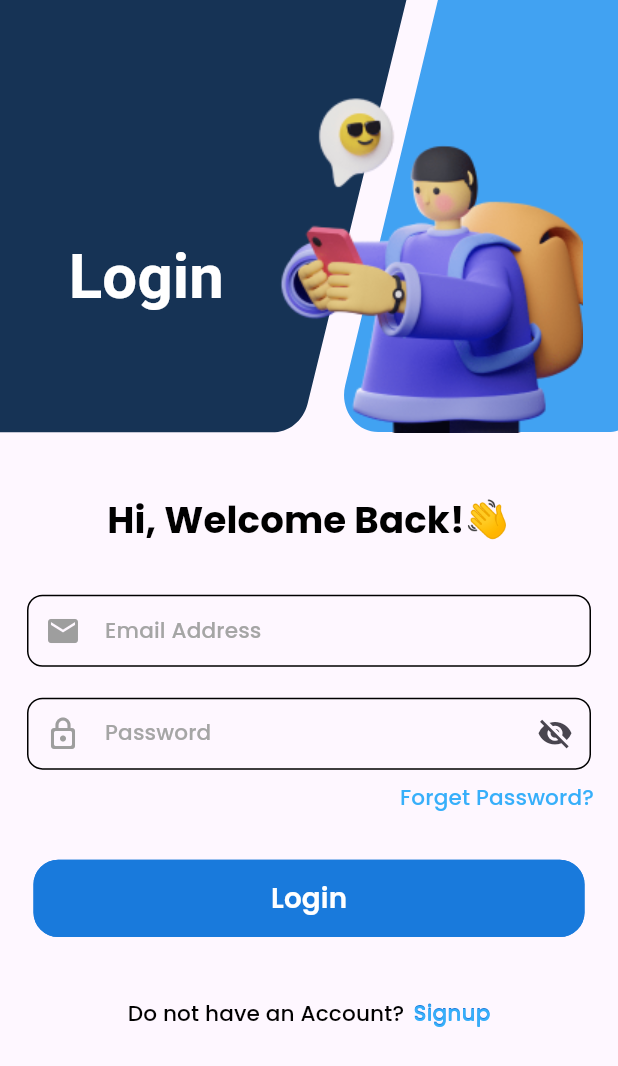
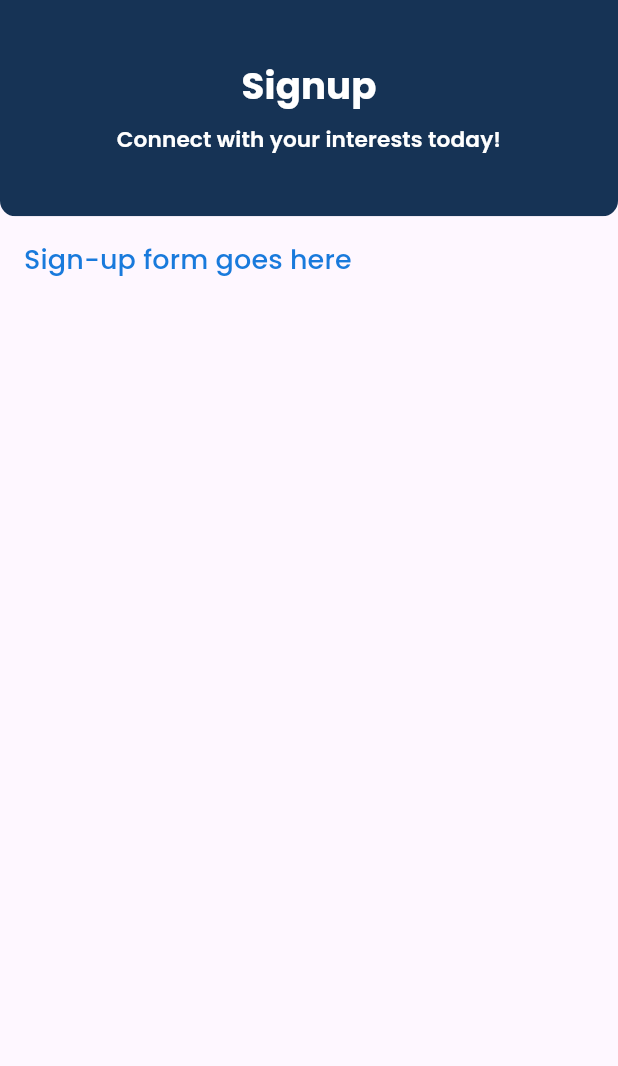
Before and after one commit to AsimAftab/student_sync, a Flutter app: the screen it shows after launch, on a phone screen of 412 x 824 dp. Shown: the top 1066 px of the screen. Run offline on Flutter 3.47's test engine with Material 3 defaults, Android fonts, the phone set to English and light mode, and no system bars; our stand-ins replace flutter_riverpod, flutter_screenutil, flutter_svg, go_router, riverpod_annotation; generated files the repository leaves out were written again; Roboto replaces fonts that are missing (Lexend).

Commit message:
Created Custom AppBar

```diff
--- a/lib/router/route_handler.dart
+++ b/lib/router/route_handler.dart
@@ -2,16 +2,18 @@ import 'package:flutter/material.dart';
 import 'package:go_router/go_router.dart';
 import 'package:student_sync/src/auth/view/login_view.dart';
 import 'package:student_sync/src/auth/view/note_view.dart';
+import 'package:student_sync/src/auth/view/signup_view.dart';
 
 // Define your routes in a Router configuration
 final GoRouter router = GoRouter(
-  initialLocation: '/login',
+  initialLocation: '/signup',
   routes: [
     GoRoute(
       path: '/',
       builder: (context, state) => const NoteListScreen(),
     ),
     GoRoute(path: '/login',builder: (context,state) => const LoginView()),
+    GoRoute(path: '/signup',builder: (context,state) => const SignUpView()),
     // Define more routes here as needed
   ],
   errorBuilder: (context, state) {
--- a/lib/src/auth/view/login_view.dart
+++ b/lib/src/auth/view/login_view.dart
@@ -112,7 +112,7 @@ class LoginView extends ConsumerWidget {
                   hintText: "Email Address",
                   hasFocusBorder: true,
                   controller: vm.emailController,
-                  errorText: loginState.emailError,
+               //   errorText: loginState.emailError,
                   // Pass emailError
                   autofillHints: const [AutofillHints.email],
                   keyboardType: TextInputType.emailAddress,
@@ -129,7 +129,7 @@ class LoginView extends ConsumerWidget {
                   controller: vm.passwordController,
                   autofillHints: const [AutofillHints.password],
                   obscureText: !loginState.isPasswordVisible,
-                  errorText: loginState.passwordError,
+                  //errorText: loginState.passwordError,
                   // Pass passwordError
                   suffixWidget: IconButton(
                     icon: Icon(
--- /dev/null
+++ b/lib/src/auth/view/signup_view.dart
@@ -0,0 +1,25 @@
+import 'package:flutter/material.dart';
+import '../../../widget/custom_appbar.dart'; // Adjust the import path
+
+class SignUpView extends StatelessWidget {
+  const SignUpView({super.key});
+
+  @override
+  Widget build(BuildContext context) {
+    return const Scaffold(
+      appBar: CustomAppBar(
+        title: 'Signup',
+        subtitle: 'Connect with your interests today!',
+      ),
+      body: Padding(
+        padding: EdgeInsets.all(16.0),
+        child: Column(
+          children: [
+            // Your content goes here
+            Text('Sign-up form goes here'),
+          ],
+        ),
+      ),
+    );
+  }
+}
--- /dev/null
+++ b/lib/src/auth/vm/signup_vm.dart
@@ -0,0 +1,12 @@
+import 'package:flutter/material.dart';
+import 'package:riverpod_annotation/riverpod_annotation.dart';
+
+part 'signup_vm.g.dart';
+
+@riverpod
+class signupViewModel extends _$signupViewModel {
+  @override
+  void build() {
+
+  }
+}
--- /dev/null
+++ b/lib/widget/custom_appbar.dart
@@ -0,0 +1,66 @@
+import 'package:flutter/material.dart';
+import 'package:flutter_screenutil/flutter_screenutil.dart';
+import 'package:student_sync/const/app_colors.dart';
+import 'package:student_sync/extension/theme_extension.dart';
+
+class CustomAppBar extends StatelessWidget implements PreferredSizeWidget {
+  final String title;
+  final String subtitle;
+  final double height;
+
+  // Constructor to accept title, subtitle, and height as parameters
+  const CustomAppBar({
+    super.key,
+    required this.title,
+    required this.subtitle,
+    this.height = 140, // Default height if not provided
+  });
+
+  @override
+  Widget build(BuildContext context) {
+    return PreferredSize(
+      preferredSize: Size.fromHeight(height.h), // Set custom height
+      child: AppBar(
+        automaticallyImplyLeading: false,
+        flexibleSpace: ClipRRect(
+          borderRadius: BorderRadius.only(
+            bottomLeft: Radius.circular(10.r),
+            bottomRight: Radius.circular(10.r),
+          ),
+          child: Container(
+            color: AppColors.secondaryColor,
+            child: Column(
+              mainAxisAlignment: MainAxisAlignment.center,
+              children: [
+                Text(
+                  title,
+                  style: context.theme.textTheme.titleSmall!.copyWith(
+                    color: Colors.white,
+                    fontSize: 24.sp,
+                    fontFamily: 'Poppins',
+                    fontWeight: FontWeight.w700,
+                  ),
+                ),
+                SizedBox(height: 8.h),
+                Text(
+                  subtitle,
+                  textAlign: TextAlign.center,
+                  style: context.theme.textTheme.titleSmall!.copyWith(
+                    color: Colors.white,
+                    fontFamily: 'Poppins',
+                    fontSize: 14.sp,
+                    fontWeight: FontWeight.w600,
+                  ),
+                ),
+              ],
+            ),
+          ),
+        ),
+      ),
+    );
+  }
+
+  // This is necessary for the PreferredSizeWidget interface
+  @override
+  Size get preferredSize => Size.fromHeight(height.h);
+}
```
Also changed, not shown: assets/images/topbarImage.svg (added), lib/src/auth/vm/signup_vm.g.dart (added).
